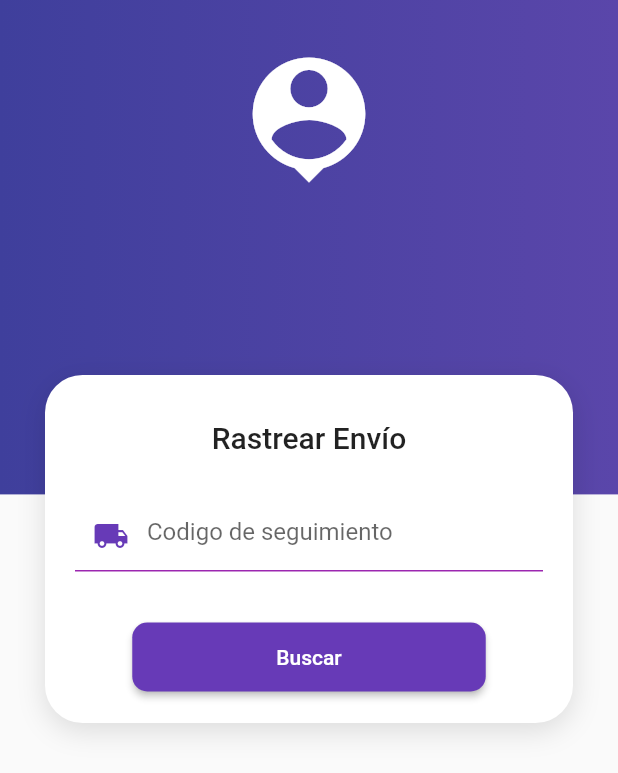
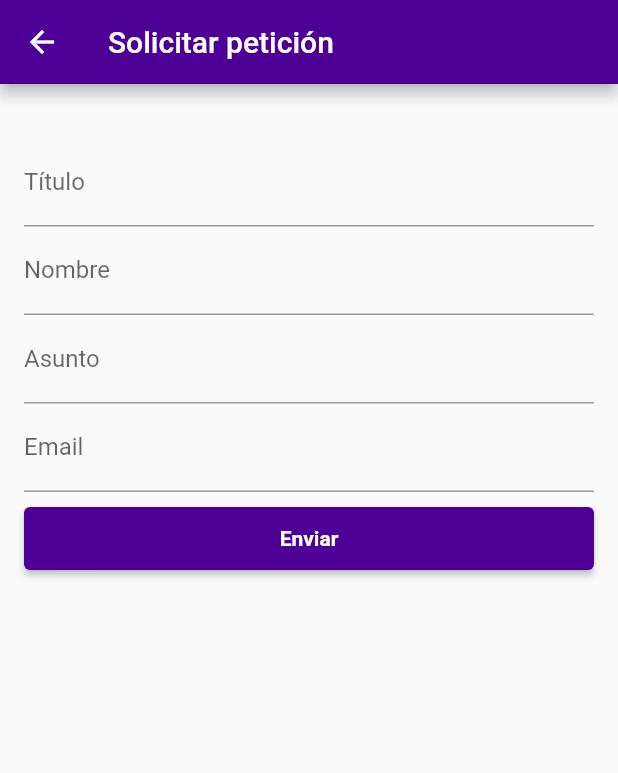
Before and after one commit to CarsOk/ADSO2558427EQUIPO4MOVIL, a Flutter app: the Home screen opened by its route, after a tap on "Contáctanos", on a phone screen of 412 x 824 dp. Shown: the top 773 px of the screen. Run offline on Flutter 3.47's test engine with Material 2 defaults, Android fonts, the phone set to English and light mode, and no system bars; our stand-ins replace bloc, flutter_bloc, shared_preferences, webview_flutter; missing offline and left inert: postgres; accounts and stored records are empty.

Commit message:
Funcional - widget new request

```diff
--- a/domitransp/lib/core/presentation/widgets/body.dart
+++ b/domitransp/lib/core/presentation/widgets/body.dart
@@ -20,9 +20,9 @@ class Body extends StatelessWidget{
           if (state is HomeLoading){
             return CustomLoadingAnimation();
           }
-          // return Home();
+          return Home();
           // return Consult();
-          return WebView();
+          // return WebView();
         },
       ),
     );
--- a/domitransp/lib/core/presentation/widgets/home.dart
+++ b/domitransp/lib/core/presentation/widgets/home.dart
@@ -21,21 +21,17 @@ class Home extends StatelessWidget {
                   color: Color(0xFF4E0096),
                   icon: Icons.local_shipping,
                   title: 'Consultar Envío',
-                  gesture: GestureDetector(
                   onTap: () {
                     Navigator.pushNamed(context, 'consult');
                   },
-                  )
                 ),
                 CategoryButton(
                   color: Color(0xFF4E0096),
                   icon: Icons.contact_phone,
                   title: 'Contáctanos',
-                  gesture: GestureDetector(
                   onTap: () {
-                      Navigator.pushNamed(context, 'consult');
+                    Navigator.pushNamed(context, 'new_request');
                   },
-                  )
                 ),
               ],
             ),
@@ -46,21 +42,17 @@ class Home extends StatelessWidget {
                   color: Color(0xFF4E0096),
                   icon: Icons.web,
                   title: 'Web View',
-                  gesture: GestureDetector(
                   onTap: () {
-                      Navigator.pushNamed(context, 'consult');
+                    Navigator.pushNamed(context, 'webview');
                   },
-                  )
                 ),
                 CategoryButton(
                   color: Color(0xFF4E0096),
                   icon: Icons.help,
                   title: 'Ayuda',
-                  gesture: GestureDetector(
                   onTap: () {
-                      Navigator.pushNamed(context, 'consult');
+
                   },
-                  )
                 ),
               ],
             ),
@@ -75,23 +67,20 @@ class CategoryButton extends StatelessWidget {
   final Color color;
   final IconData icon;
   final String title;
-  GestureDetector gesture;
+  GestureDetector? gesture;
+  Function()? onTap;
 
   CategoryButton({
     required this.color,
     required this.icon,
     required this.title,
-    required this.gesture,
+    this.onTap,
   });
 
   @override
   Widget build(BuildContext context) {
     return GestureDetector(
-      onTap: () {
-        Navigator.pushNamed(context, 'consult');
-        // Puedes navegar a otras pantallas aquí cuando tengas implementadas las rutas.
-        // Navigator.push(context, MaterialPageRoute(builder: (context) => OtraPantalla()));
-      },
+      onTap: onTap,
       child: Container(
         width: 150,
         height: 150,
--- /dev/null
+++ b/domitransp/lib/feature/request/data/repository/request_repository.dart
@@ -0,0 +1,47 @@
+import 'package:postgres/postgres.dart';
+
+class RequestRepository {
+  final _baseUrl = 'bvhfjwkf20bxxmiymhsl-postgresql.services.clever-cloud.com';
+  final _puerto = 5432;
+  final _nombre_base_datos = 'bvhfjwkf20bxxmiymhsl';
+  final _usuario = 'uhodsejm5l5i75kfbjgj';
+  final _contrasena = '81vkBW4M8QAQETmVieuThN0ZdnRbtU';
+  bool sendRequest(){
+
+    //codigo para conectar en postgres y enviar solicitud
+
+    return true;
+  }
+
+  Future<bool> insertRequest({required String email,required String name, required String title,required String subject,required String code}) async {
+    final connection = PostgreSQLConnection(
+        _baseUrl,
+        _puerto,
+        _nombre_base_datos,
+        username: _usuario,
+        password: _contrasena,
+      );
+
+    try {
+
+      await connection.open();
+
+      await connection.query(
+        'INSERT INTO requests (title, name, subject, email, code) VALUES (@title, @name, @subject, @email, @code)',
+        substitutionValues: {
+          'title': title,
+          'name': name,
+          'subject': subject,
+          'email': email,
+          'code': code,
+        },
+      );
+      await connection.close();
+      print('lo hice bien, guarde los datos');
+      return true;
+    } catch (e) {
+      print("error en $e");
+      return false;
+    }
+  }
+}
--- /dev/null
+++ b/domitransp/lib/feature/request/presentation/bloc/new_bloc/new_request_event.dart
@@ -0,0 +1,14 @@
+part of 'new_request_bloc.dart';
+
+abstract class NewRequestEvent {}
+
+
+class NewRequestEnterPressed extends NewRequestEvent{
+  final String title;
+  final String name;
+  final String subject;
+  final String email;
+
+
+  NewRequestEnterPressed({required this.title,required this.name, required this.subject, required this.email});
+}
--- /dev/null
+++ b/domitransp/lib/feature/request/presentation/bloc/new_bloc/new_request_state.dart
@@ -0,0 +1,16 @@
+part of 'new_request_bloc.dart';
+
+@immutable
+abstract class NewRequestState {}
+
+class NewRequestInitial extends NewRequestState {}
+
+class NewRequestInProgress extends NewRequestState {}
+
+class NewRequestInSuccess extends NewRequestState {}
+
+class NewRequestInFailure extends NewRequestState {
+  final String message;
+
+  NewRequestInFailure({required this.message});
+}
--- /dev/null
+++ b/domitransp/lib/feature/request/presentation/bloc/request_list/request_list_event.dart
@@ -0,0 +1,3 @@
+part of 'request_list_bloc.dart';
+
+abstract class RequestListEvent {}
--- /dev/null
+++ b/domitransp/lib/feature/request/presentation/bloc/request_list/request_list_state.dart
@@ -0,0 +1,5 @@
+part of 'request_list_bloc.dart';
+
+abstract class RequestListState {}
+
+final class RequestListInitial extends RequestListState {}
--- /dev/null
+++ b/domitransp/lib/feature/request/presentation/cubit/form_field/form_validator_cubit.dart
@@ -0,0 +1,36 @@
+import 'package:bloc/bloc.dart';
+import 'package:flutter/material.dart';
+
+part 'form_validator_state.dart';
+
+class FormValidatorCubit extends Cubit<FormValidatorState> {
+  FormValidatorCubit() : super(FormValidatorState());
+
+  void validateFields({
+    required String title,
+    required String name,
+    required String subject,
+    required String email,
+    required String code,
+  }) {
+    print("entre al cubit");
+    final isFormValid =
+        title.isNotEmpty &&
+        name.isNotEmpty &&
+        subject.isNotEmpty &&
+        isValidEmail(email) &&
+        code.isNotEmpty;
+
+    emit(state.copyWith(isFormValid: isFormValid));
+  }
+
+  // Método para actualizar el modo de validación
+  void updateAutovalidateMode(AutovalidateMode mode) {
+    emit(state.copyWith(autovalidateMode: mode));
+  }
+}
+
+bool isValidEmail(String email) {
+  final emailRegex = RegExp(r'^[\w-]+(\.[\w-]+)*@([\w-]+\.)+[a-zA-Z]{2,7}$');
+  return emailRegex.hasMatch(email);
+}
--- /dev/null
+++ b/domitransp/lib/feature/request/presentation/cubit/form_field/form_validator_state.dart
@@ -0,0 +1,21 @@
+part of 'form_validator_cubit.dart';
+
+class FormValidatorState {
+  final AutovalidateMode autovalidateMode;
+  final bool isFormValid;
+
+  FormValidatorState({
+    this.autovalidateMode = AutovalidateMode.disabled,
+    this.isFormValid = false,
+  });
+
+  FormValidatorState copyWith({
+    AutovalidateMode? autovalidateMode,
+    bool? isFormValid,
+  }) {
+    return FormValidatorState(
+      autovalidateMode: autovalidateMode ?? this.autovalidateMode,
+      isFormValid: isFormValid ?? this.isFormValid,
+    );
+  }
+}
--- /dev/null
+++ b/domitransp/lib/feature/request/presentation/pages/new_request_page.dart
@@ -0,0 +1,166 @@
+import 'package:domitransp/feature/request/data/repository/request_repository.dart';
+import 'package:domitransp/feature/request/presentation/bloc/new_bloc/new_request_bloc.dart';
+import 'package:domitransp/widgets/loading_animate.dart';
+import 'package:flutter/material.dart';
+import 'package:flutter_bloc/flutter_bloc.dart';
+
+import '../cubit/form_field/form_validator_cubit.dart';
+
+class NewRequestPage extends StatelessWidget {
+  final _titleController = TextEditingController();
+  final _nameController = TextEditingController();
+  final _subjectController = TextEditingController();
+  final _emailController = TextEditingController();
+  final _codeController = TextEditingController();
+  bool isFormValid = false;
+  final _formKey = GlobalKey<FormState>(); // Agrega esta línea para definir _formKey
+
+  @override
+  Widget build(BuildContext context) {
+    return RepositoryProvider(
+      create: (context) => RequestRepository(),
+      child: MultiBlocProvider(
+        providers: [
+          BlocProvider(
+            create: (context) => NewRequestBloc(
+              requestRepository: context.read<RequestRepository>(),
+            ),
+          ),
+          BlocProvider(
+            create: (context) => FormValidatorCubit(),
+          ),
+        ],
+        child: BlocConsumer<NewRequestBloc, NewRequestState>(
+          listener: (context, state) {
+            if (state is NewRequestInSuccess) {
+              Navigator.pushNamed(context, 'list_request');
+            }
+          },
+          builder: (context, state) {
+            if(state is NewRequestInProgress){
+              return CustomLoadingAnimation();
+            } else if(state is NewRequestInFailure){
+              return AlertDialog(
+                title: const Text("Error"),
+                content: Text(state.message),
+                actions: [
+                  TextButton(
+                    onPressed: () {
+                      Navigator.of(context).pop();
+                    },
+                    child: Text("Aceptar"),
+                  ),
+                ],
+              );
+            } else if(state is NewRequestInSuccess){
+              return AlertDialog(
+                title: const Text("Enhorabuena"),
+                content: Text("Se ha creado exitosamente"),
+                actions: [
+                  TextButton(
+                    onPressed: () {
+                      Navigator.pushNamed(context, 'list_request');
+                    },
+                    child: Text("Aceptar"),
+                  ),
+                ],
+              );
+            }
+            return Scaffold(
+              appBar: AppBar(
+                title: Text('Solicitar petición'),
+                backgroundColor: Color(0xFF4E0096),
+              ),
+              body: SingleChildScrollView(
+                child: Padding(
+                  padding: EdgeInsets.all(16.0),
+                  child: Form( // Utiliza un formulario para envolver los campos de texto
+                    key: _formKey, // Asigna la clave del formulario
+                    child: Column(
+                      children: [
+                        SizedBox(
+                          height: 20.0,
+                        ),
+                        TextField(
+                          controller: _titleController,
+                          decoration: InputDecoration(labelText: 'Título'),
+                        ),
+                        TextField(
+                          controller: _nameController,
+                          decoration: InputDecoration(labelText: 'Nombre'),
+                        ),
+                        TextField(
+                          controller: _subjectController,
+                          decoration: InputDecoration(labelText: 'Asunto'),
+                        ),
+                        TextField(
+                          controller: _emailController,
+                          decoration: InputDecoration(labelText: 'Email'),
+                        ),
+                        SizedBox(
+                          height: 10.0,
+                        ),
+                        Container(
+                          child: ElevatedButton(
+                          style: ButtonStyle(
+                            backgroundColor: MaterialStateProperty.all(Color(0xFF4E0096)),
+                          ),
+                          onPressed: () {
+                            final titleIsValid = _titleController.text.isNotEmpty;
+                            final nameIsValid = _nameController.text.isNotEmpty;
+                            final subjectIsValid = _subjectController.text.isNotEmpty;
+                            final emailIsValid = isValidEmail(_emailController.text);
+
+                            // Verificar si todos los campos son válidos
+                            if (titleIsValid && nameIsValid && subjectIsValid && emailIsValid) {
+                              // Todos los campos son válidos, ejecuta el evento del bloc aquí
+                              print("Todos los campos son válidos. Ejecutando el evento del bloc.");
+                              context.read<NewRequestBloc>().add(
+                              NewRequestEnterPressed(
+                                  title: _titleController.text, name: _nameController.text, subject: _subjectController.text, email: _emailController.text));
+                            } else {
+                              // Al menos un campo no es válido, muestra un cuadro de diálogo emergente
+                              showDialog(
+                                context: context,
+                                builder: (BuildContext context) {
+                                  return AlertDialog(
+                                    title: Text("Campos incompletos"),
+                                    content: Text("Por favor, complete todos los campos correctamente."),
+                                    actions: [
+                                      TextButton(
+                                        onPressed: () {
+                                          Navigator.of(context).pop(); // Cierra el cuadro de diálogo
+                                        },
+                                        child: Text("Aceptar"),
+                                      ),
+                                    ],
+                                  );
+                                },
+                              );
+                            }
+                          },
+                          child: Text(
+                            'Enviar',
+                            style: TextStyle(
+                              color: Colors.white,
+                              fontWeight: FontWeight.bold,
+                              fontSize: 14,
+                            ),
+                          ),
+                        ),
+                        width: double.infinity,
+                        height: 42.0,
+                        ),
+
+                      ],
+                    ),
+                  ),
+                ),
+              ),
+            );
+          },
+        ),
+      ),
+    );
+  }
+}
--- /dev/null
+++ b/domitransp/lib/feature/request/presentation/template/request.dart
@@ -0,0 +1,11 @@
+
+class Request{
+
+  String title;
+  String name;
+  String subject;
+  String email;
+  String code;
+
+  Request({required this.title, required this.name, required this.subject, required this.email, required this.code});
+}
--- a/domitransp/lib/feature/web_view/pages/webview_page.dart
+++ b/domitransp/lib/feature/web_view/pages/webview_page.dart
@@ -21,7 +21,7 @@ class _WebViewState extends State<WebViewPage> {
         title: Text('Domitransp'),
       ),
       body: WebView(
-        initialUrl: 'https://156b-186-82-87-153.ngrok-free.app/', // URL de la página web a cargar
+        initialUrl: 'https://google.com', // URL de la página web a cargar
         javascriptMode: JavascriptMode.unrestricted, // Habilita JavaScript (opcional)
       ),
     );
--- a/domitransp/lib/main.dart
+++ b/domitransp/lib/main.dart
@@ -1,6 +1,6 @@
-import 'package:domitransp/routes/routes.dart';
 import 'package:flutter/material.dart';
 import 'package:flutter_bloc/flutter_bloc.dart';
+import 'package:domitransp/routes/routes.dart';
 
 import 'package:domitransp/core/presentation/bloc/home_bloc.dart';
 import 'package:domitransp/core/data/repository/home_repository.dart';
--- a/domitransp/lib/routes/routes.dart
+++ b/domitransp/lib/routes/routes.dart
@@ -1,4 +1,6 @@
 import 'package:domitransp/feature/consult/presentation/widgets/consult.dart';
+import 'package:domitransp/feature/request/presentation/pages/new_request_page.dart';
+import 'package:domitransp/feature/request/presentation/pages/request_list_page.dart';
 import 'package:domitransp/feature/web_view/pages/webview_page.dart';
 import 'package:flutter/material.dart';
 import 'package:domitransp/core/presentation/widgets/home.dart';
@@ -7,5 +9,7 @@ final Map<String, WidgetBuilder> routes = {
   'home': (BuildContext context) => Home(),
   'consult': (BuildContext context) => Consult(),
   'webview': (BuildContext context) => WebViewPage(),
+  'new_request': (BuildContext context) => NewRequestPage(),
+  'list_request': (BuildContext context) => RequestListPage(),
   //TODO: Añadir las demás rutas
 };
--- a/domitransp/pubspec.yaml
+++ b/domitransp/pubspec.yaml
@@ -31,6 +31,7 @@ environment:
 dependencies:
   flutter:
     sdk: flutter
+  shared_preferences: ^2.2.1
 
 
   # The following adds the Cupertino Icons font to your application.
@@ -40,6 +41,7 @@ dependencies:
   flutter_bloc: ^8.0.1
   flutter_secure_storage: ^5.0.2
   webview_flutter: ^2.0.13
+  uuid: ^3.0.4
 
 dev_dependencies:
   flutter_test:
```
Also changed, not shown: domitransp/lib/feature/request/presentation/bloc/new_bloc/new_request_bloc.dart (added, +48 -0 lines), domitransp/lib/feature/request/presentation/bloc/request_list/request_list_bloc.dart (added, +13 -0 lines), domitransp/lib/feature/request/presentation/pages/request_list_page.dart (added, +42 -0 lines), domitransp/pubspec.lock, 1 other file. Lines whose indentation alone changed are shown as unchanged.
